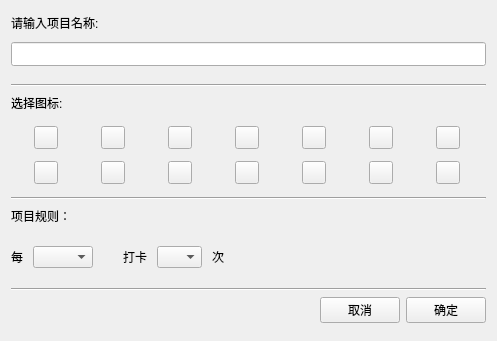
Old version of the form App/windows/newhabitform.ui in the repository kevinWu7/LifeNote.
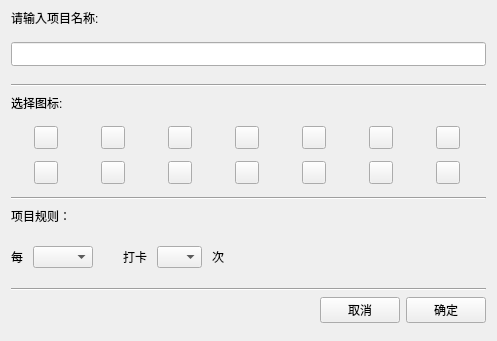
New version of the form.

The edit to the form file:
```diff
--- a/App/windows/newhabitform.ui
+++ b/App/windows/newhabitform.ui
@@ -15,7 +15,7 @@
   </property>
   <layout class="QVBoxLayout" name="verticalLayout_2">
    <property name="topMargin">
-    <number>10</number>
+    <number>0</number>
    </property>
    <property name="bottomMargin">
     <number>8</number>
@@ -28,7 +28,7 @@
      <property name="maximumSize">
       <size>
        <width>16777215</width>
-       <height>26</height>
+       <height>36</height>
       </size>
      </property>
      <property name="styleSheet">
```
